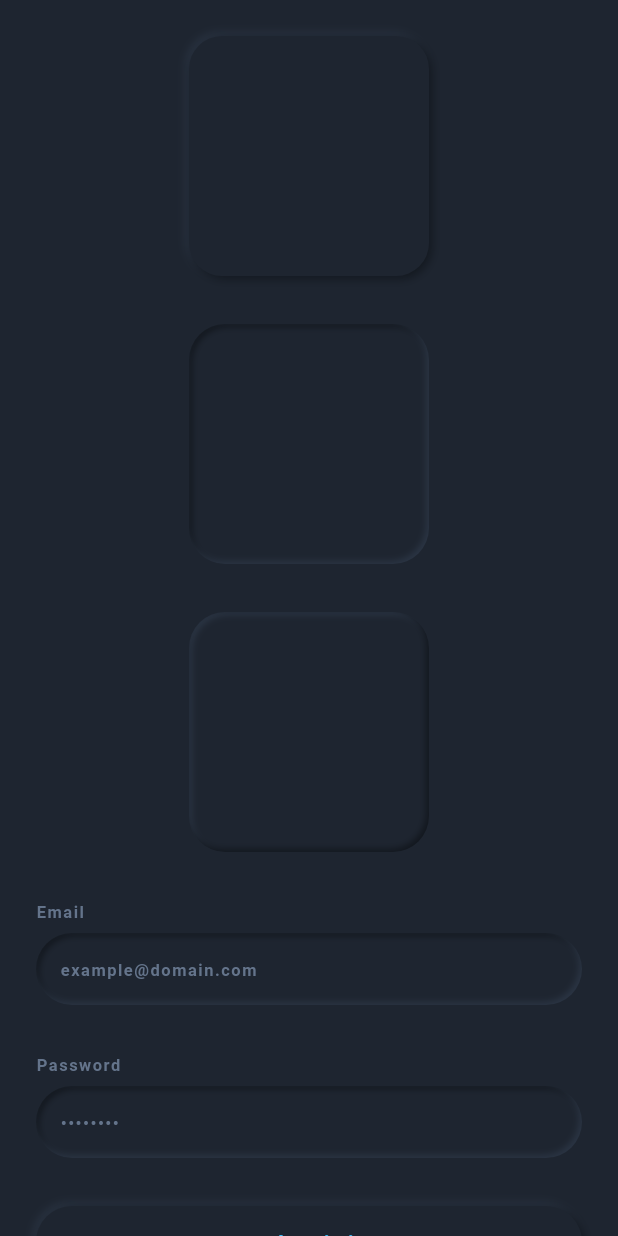
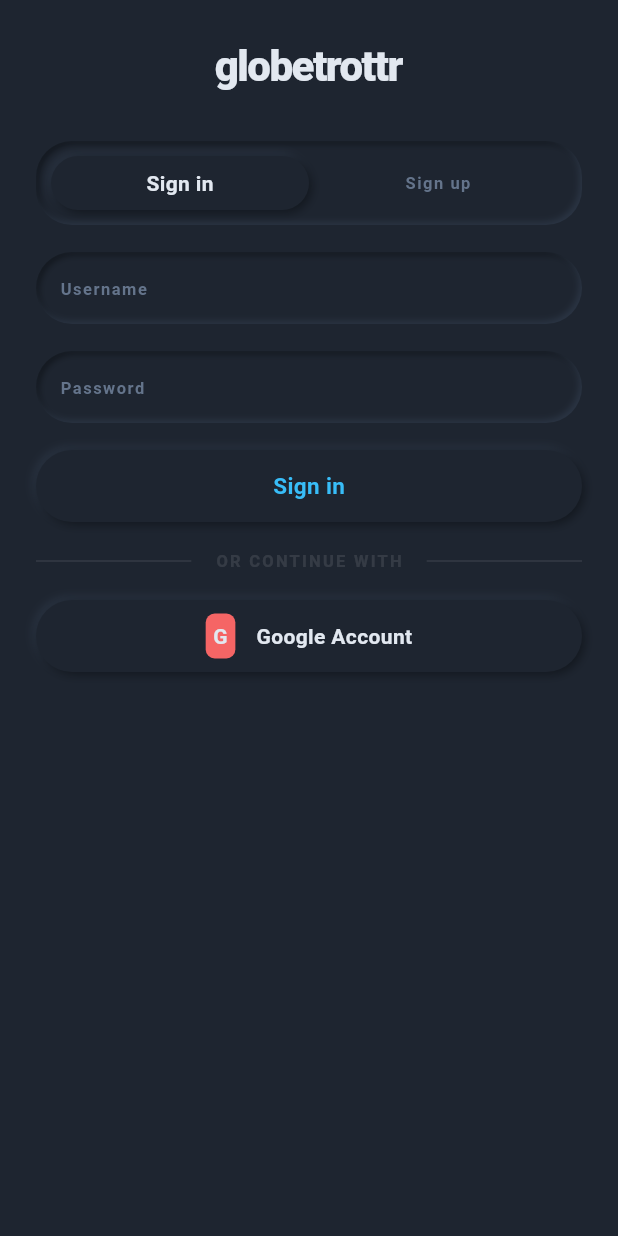
Before and after one commit to inzynierka-globetrottr/Globetrottr, a Flutter app: the screen it shows after launch, on a phone screen of 412 x 824 dp. Run offline on Flutter 3.47's test engine with Material 3 defaults, Android fonts, the light colour scheme and no system bars; our stand-ins replace flutter_dotenv, flutter_neumorphic_plus, flutter_riverpod, flutter_secure_storage, geolocator, google_sign_in and 2 more; accounts and stored records are empty; Roboto replaces fonts that are missing (SF Pro Display).

Commit message:
added login screen with state management in riverpod

```diff
--- a/globetrottr_front/lib/core/widgets/neu_primary_button.dart
+++ b/globetrottr_front/lib/core/widgets/neu_primary_button.dart
@@ -17,7 +17,7 @@ class NeuPrimaryButton extends StatelessWidget {
     this.child,
     this.onPressed,
     this.width = double.infinity,
-    this.height = 50,
+    this.height = 48,
     this.labelStyle,
   });
 
--- /dev/null
+++ b/globetrottr_front/lib/features/auth/provider/auth_mode.dart
@@ -0,0 +1 @@
+enum AuthMode { login, register }
--- /dev/null
+++ b/globetrottr_front/lib/features/auth/provider/auth_provider.dart
@@ -0,0 +1,8 @@
+import 'package:flutter_riverpod/legacy.dart';
+import 'package:globetrottr_front/features/auth/data/auth_service.dart';
+import 'package:globetrottr_front/features/auth/provider/auth_notifier.dart';
+import 'package:globetrottr_front/features/auth/provider/auth_state.dart';
+
+final authProvider = StateNotifierProvider<AuthNotifier, AuthState>((ref) {
+  return AuthNotifier(AuthService());
+});
--- /dev/null
+++ b/globetrottr_front/lib/features/auth/screens/login_screen.dart
@@ -0,0 +1,184 @@
+import 'package:flutter_neumorphic_plus/flutter_neumorphic.dart';
+import 'package:flutter_riverpod/flutter_riverpod.dart';
+import 'package:globetrottr_front/core/theme/app_colors.dart';
+import 'package:globetrottr_front/core/theme/app_theme.dart';
+import 'package:globetrottr_front/core/widgets/neu_primary_button.dart';
+import 'package:globetrottr_front/core/widgets/neu_segmented_control.dart';
+import 'package:globetrottr_front/core/widgets/neu_text_field.dart';
+import 'package:globetrottr_front/features/auth/provider/auth_mode.dart';
+import 'package:globetrottr_front/features/auth/provider/auth_provider.dart';
+
+class LoginScreen extends ConsumerStatefulWidget {
+  const LoginScreen({super.key});
+
+  @override
+  ConsumerState<LoginScreen> createState() => _LoginScreenWidget();
+}
+
+class _LoginScreenWidget extends ConsumerState<LoginScreen> {
+
+  final _usernameController = TextEditingController();
+  final _emailController = TextEditingController();
+  final _passwordController = TextEditingController();
+
+  @override
+  void dispose() {
+    _usernameController.dispose();
+    _emailController.dispose();
+    _passwordController.dispose();
+    super.dispose();
+  }
+
+  @override
+  Widget build(BuildContext context) {
+    const baseCanvasColor = AppColors.background;
+
+    final state = ref.watch(authProvider);
+    final notifier = ref.read(authProvider.notifier);
+
+    // TODO: refactor, this file is too big
+    return NeumorphicTheme(
+      themeMode: ThemeMode.dark,
+      darkTheme: const NeumorphicThemeData(
+        baseColor: baseCanvasColor
+      ),
+      child: Scaffold(
+        backgroundColor: baseCanvasColor,
+        body: SafeArea(
+          child: SingleChildScrollView(
+            padding: const EdgeInsets.all(24),
+            child: Center(
+              child: Column(
+                mainAxisAlignment: MainAxisAlignment.start,
+                spacing: 18,
+                children: [
+
+                  const Padding(
+                    padding: EdgeInsets.only(bottom: 12),
+                    child: Text(
+                      "globetrottr",
+                      style: AppTextStyles.appLogo,
+                    )
+                  ),
+
+                  NeuSegmentedControl<AuthMode>(
+                    selected: state.mode,
+                    onChanged: (value) {notifier.setMode(value);},
+                    segments: const [
+                      NeuSegment(label: 'Sign in', value: AuthMode.login),
+                      NeuSegment(label: 'Sign up', value: AuthMode.register),
+                    ],
+                  ),
+
+                  NeuTextField(
+                    controller: _usernameController,
+                    placeholder: 'Username',
+                    keyboardType: TextInputType.emailAddress,
+                  ),
+
+                  if (state.mode == AuthMode.register)
+                    NeuTextField(
+                      controller: _emailController,
+                      placeholder: 'Email',
+                      keyboardType: TextInputType.emailAddress,
+                    ),
+
+                  NeuTextField(
+                    controller: _passwordController,
+                    placeholder: 'Password',
+                    obscureText: true,
+                  ),
+
+                  if (state.errorMessage != null)
+                    Text(
+                      state.errorMessage!,
+                      style: AppTextStyles.descriptiveStatusAction.copyWith(color: Colors.redAccent),
+                      textAlign: TextAlign.center,
+                    ),
+
+                  NeuPrimaryButton(
+                    label: state.isLoading
+                        ? 'Loading...'
+                        : (state.mode == AuthMode.login ? 'Sign in' : 'Sign up'),
+                    onPressed: state.isLoading ? null : () {
+                      if (state.isLoading) return;
+
+                      notifier.submit(
+                        username: _usernameController.text,
+                        password: _passwordController.text,
+                        email: _emailController.text,
+                        onSuccess: () {
+                          // TODO: route to map screen
+                        }
+                      );
+                    },
+                  ),
+
+                  Row(
+                    children: [
+                      Expanded(
+                        child: Divider(
+                          color: Colors.white.withValues(alpha: 0.1),
+                          thickness: 1,
+                        ),
+                      ),
+                      Padding(
+                        padding: const EdgeInsets.symmetric(horizontal: 16),
+                        child: Text(
+                          'OR CONTINUE WITH',
+                          style: TextStyle(
+                            color: Colors.white.withValues(alpha: 0.1),
+                            fontSize: 11,
+                            fontWeight: FontWeight.w600,
+                            letterSpacing: 1.5,
+                          ),
+                        ),
+                      ),
+                      Expanded(
+                        child: Divider(
+                          color: Colors.white.withValues(alpha: 0.1),
+                          thickness: 1,
+                        ),
+                      ),
+                    ],
+                  ),
+
+                  NeuPrimaryButton(
+                    onPressed: () {
+                      if (state.isLoading) return;
+
+                      notifier.signInWithGoogle(onSuccess: () {
+                        // TODO: route to map scren
+                      });
+                    },
+                    child: Row(
+                      mainAxisAlignment: MainAxisAlignment.center,
+                      children: [
+                        Container(
+                          padding: const EdgeInsets.all(5),
+                          decoration: BoxDecoration(
+                            color: AppColors.accentRed,
+                            borderRadius: BorderRadius.circular(6),
+                          ),
+                          child: const Text(
+                            'G',
+                            style: AppTextStyles.rulesetTitle
+                          ),
+                        ),
+                        const SizedBox(width: 14),
+                        const Text(
+                          'Google Account',
+                          style: AppTextStyles.actionButtonText
+                        ),
+                      ],
+                    ),
+                  ),
+                ],
+              ),
+            ),
+          )
+        )
+      ),
+    );
+  }
+}
--- a/globetrottr_front/lib/main.dart
+++ b/globetrottr_front/lib/main.dart
@@ -1,5 +1,7 @@
 import 'package:flutter/material.dart';
+import 'package:flutter_riverpod/flutter_riverpod.dart';
 import 'package:globetrottr_front/debug/preview_screen.dart';
+import 'package:globetrottr_front/features/auth/screens/login_screen.dart';
 import 'debug/debug_screen.dart';
 import 'package:flutter_dotenv/flutter_dotenv.dart';
 import 'core/theme/app_theme.dart';
@@ -7,7 +9,11 @@ import 'core/theme/app_theme.dart';
 Future<void> main() async {
   WidgetsFlutterBinding.ensureInitialized();
   await dotenv.load(fileName: ".env");
-  runApp(const MyApp());
+  runApp(
+    ProviderScope(
+      child: MyApp()
+    )
+  );
 }
 
 class MyApp extends StatelessWidget {
@@ -18,7 +24,7 @@ class MyApp extends StatelessWidget {
     return MaterialApp(
       title: 'Globetrottr',
       theme: AppTheme.dark,
-      home: PreviewScreen(),
+      home: LoginScreen(),
     );
   }
 }
--- a/globetrottr_front/pubspec.yaml
+++ b/globetrottr_front/pubspec.yaml
@@ -35,6 +35,7 @@ dependencies:
     http: ^1.6.0
     flutter_secure_storage: ^9.0.0
     flutter_neumorphic_plus: ^3.5.0
+    flutter_riverpod: ^3.3.1
 
 dev_dependencies:
   flutter_test:
```
Also changed, not shown: globetrottr_front/lib/features/auth/provider/auth_notifier.dart (added, +64 -0 lines), globetrottr_front/lib/features/auth/provider/auth_state.dart (added, +23 -0 lines), globetrottr_front/pubspec.lock.
